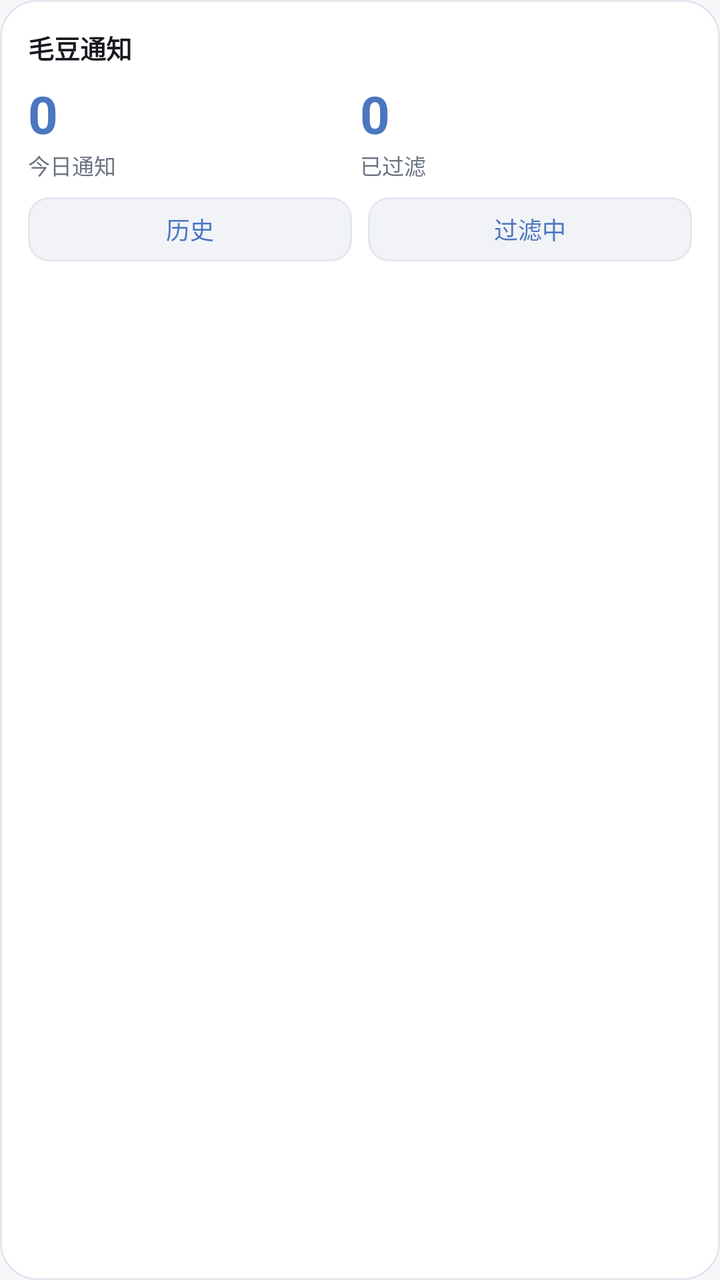
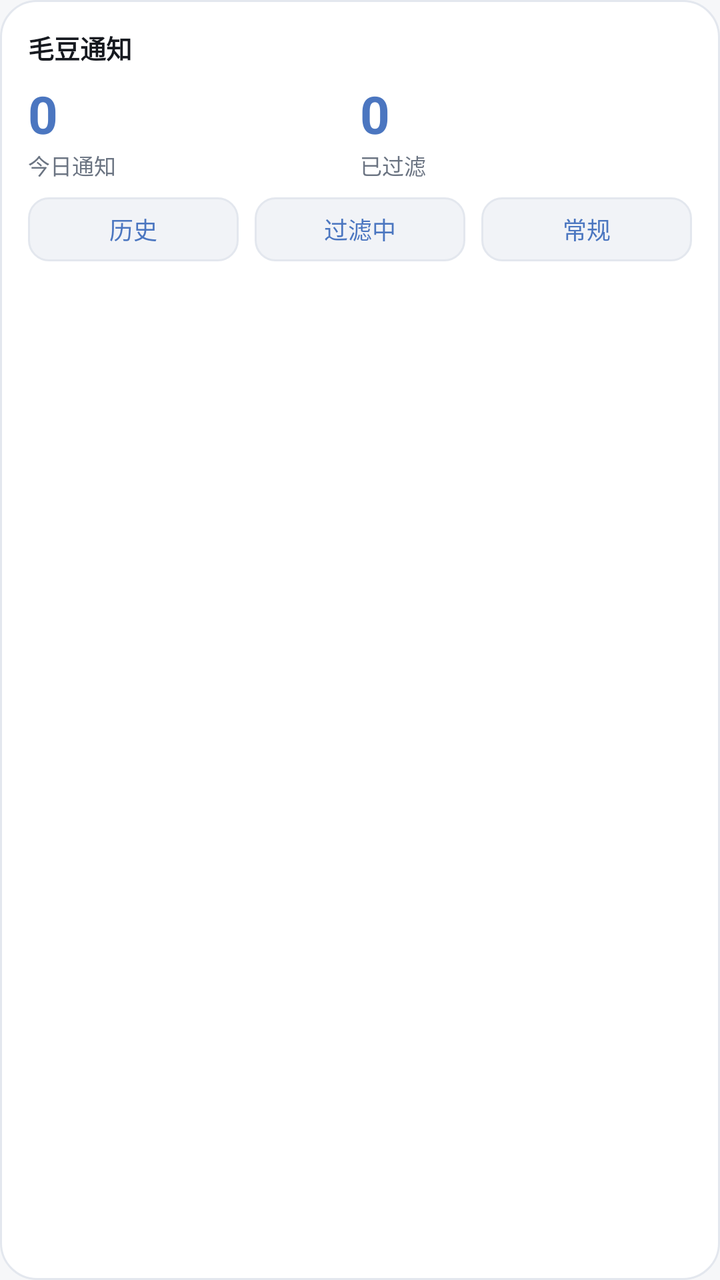

Two renders of the same Android screen: before a commit and after it. Below are the layout's source before the change and the commit's diff.
<!-- AndroidManifest.xml: application theme Theme.MaodouNotify -->
<!-- res/layout/widget_maodou.xml -->
<?xml version="1.0" encoding="utf-8"?>
<LinearLayout xmlns:android="http://schemas.android.com/apk/res/android"
    android:id="@+id/widget_root"
    android:layout_width="match_parent"
    android:layout_height="match_parent"
    android:orientation="vertical"
    android:background="@drawable/widget_bg"
    android:padding="14dp">

    <TextView
        android:id="@+id/widget_title"
        android:layout_width="wrap_content"
        android:layout_height="wrap_content"
        android:text="@string/app_name"
        android:textColor="@color/widget_text"
        android:textSize="13sp"
        android:textStyle="bold" />

    <LinearLayout
        android:layout_width="match_parent"
        android:layout_height="wrap_content"
        android:layout_marginTop="6dp"
        android:orientation="horizontal">

        <LinearLayout
            android:layout_width="0dp"
            android:layout_height="wrap_content"
            android:layout_weight="1"
            android:orientation="vertical">
            <TextView
                android:id="@+id/widget_today"
                android:layout_width="wrap_content"
                android:layout_height="wrap_content"
                android:text="0"
                android:textColor="@color/widget_accent"
                android:textSize="26sp"
                android:textStyle="bold" />
            <TextView
                android:id="@+id/widget_today_label"
                android:layout_width="wrap_content"
                android:layout_height="wrap_content"
                android:text="@string/widget_today"
                android:textColor="@color/widget_subtext"
                android:textSize="11sp" />
        </LinearLayout>

        <LinearLayout
            android:layout_width="0dp"
            android:layout_height="wrap_content"
            android:layout_weight="1"
            android:orientation="vertical">
            <TextView
                android:id="@+id/widget_filtered"
                android:layout_width="wrap_content"
                android:layout_height="wrap_content"
                android:text="0"
                android:textColor="@color/widget_accent"
                android:textSize="26sp"
                android:textStyle="bold" />
            <TextView
                android:id="@+id/widget_filtered_label"
                android:layout_width="wrap_content"
                android:layout_height="wrap_content"
                android:text="@string/widget_label_filtered"
                android:textColor="@color/widget_subtext"
                android:textSize="11sp" />
        </LinearLayout>
    </LinearLayout>

    <LinearLayout
        android:layout_width="match_parent"
        android:layout_height="wrap_content"
        android:layout_marginTop="8dp"
        android:orientation="horizontal">

        <TextView
            android:id="@+id/widget_btn_history"
            android:layout_width="0dp"
            android:layout_height="32dp"
            android:layout_weight="1"
            android:gravity="center"
            android:background="@drawable/widget_btn_bg"
            android:text="@string/tab_history"
            android:textColor="@color/widget_accent"
            android:textSize="12sp" />

        <TextView
            android:id="@+id/widget_btn_toggle"
            android:layout_width="0dp"
            android:layout_height="32dp"
            android:layout_weight="1"
            android:layout_marginStart="8dp"
            android:gravity="center"
            android:background="@drawable/widget_btn_bg"
            android:text="@string/widget_active"
            android:textColor="@color/widget_accent"
            android:textSize="12sp" />
    </LinearLayout>
</LinearLayout>
<!-- resources referenced by this layout -->
<resources>
  <color name="widget_accent">#4B76C0</color>
  <color name="widget_subtext">#6B7482</color>
  <color name="widget_text">#16191F</color>
  <!-- drawable widget_bg (drawable) -->
  <?xml version="1.0" encoding="utf-8"?>
  <shape xmlns:android="http://schemas.android.com/apk/res/android" android:shape="rectangle">
      <solid android:color="@color/widget_bg" />
      <corners android:radius="18dp" />
      <stroke android:width="1dp" android:color="@color/widget_outline" />
  </shape>
  <!-- drawable widget_btn_bg (drawable) -->
  <?xml version="1.0" encoding="utf-8"?>
  <shape xmlns:android="http://schemas.android.com/apk/res/android" android:shape="rectangle">
      <solid android:color="@color/widget_surface_alt" />
      <corners android:radius="10dp" />
      <stroke android:width="1dp" android:color="@color/widget_outline" />
  </shape>
  <string name="app_name">毛豆通知</string>
  <string name="tab_history">历史</string>
  <string name="widget_active">过滤中</string>
  <string name="widget_label_filtered">已过滤</string>
  <string name="widget_today">今日通知</string>
  <color name="widget_bg">#FFFFFF</color>
  <color name="widget_outline">#E3E7EE</color>
  <color name="widget_surface_alt">#F1F3F7</color>
  <color name="primary">#4B76C0</color>
  <color name="on_primary">#FFFFFF</color>
  <color name="primary_container">#EAF0FB</color>
  <color name="on_primary_container">#2F5598</color>
  <color name="surface">#FFFFFF</color>
  <color name="surface_alt">#F1F3F7</color>
  <color name="background">#F6F7F9</color>
  <color name="text_primary">#16191F</color>
  <color name="text_secondary">#6B7482</color>
  <color name="outline">#E3E7EE</color>
  <color name="badge_filtered_text">#BE3A2C</color>
  <color name="badge_filtered_bg">#FDEDEB</color>
  <color name="text_tertiary">#9AA3B0</color>
  <style name="ThemeOverlay.Maodou.Dialog" parent="ThemeOverlay.Material3.MaterialAlertDialog">
          <item name="colorSurface">@color/surface</item>
          <item name="colorSurfaceContainerLowest">@color/surface</item>
          <item name="colorSurfaceContainerLow">@color/surface</item>
          <item name="colorSurfaceContainer">@color/surface</item>
          <item name="colorSurfaceContainerHigh">@color/surface</item>
          <item name="colorSurfaceContainerHighest">@color/surface_alt</item>
          <item name="colorOnSurface">@color/text_primary</item>
          <item name="colorOnSurfaceVariant">@color/text_secondary</item>
          <item name="colorPrimary">@color/primary</item>
          <item name="colorOnPrimaryContainer">@color/on_primary_container</item>
      </style>
  <!-- unchanged entries left out for length: 1 -->
</resources>

<!-- the commit's change to res/layout/widget_maodou.xml (unified diff, before → after) -->
@@ -95,5 +95,17 @@
             android:text="@string/widget_active"
             android:textColor="@color/widget_accent"
             android:textSize="12sp" />
+
+        <TextView
+            android:id="@+id/widget_btn_scene"
+            android:layout_width="0dp"
+            android:layout_height="32dp"
+            android:layout_weight="1"
+            android:layout_marginStart="8dp"
+            android:gravity="center"
+            android:background="@drawable/widget_btn_bg"
+            android:text="@string/scene_off"
+            android:textColor="@color/widget_accent"
+            android:textSize="12sp" />
     </LinearLayout>
 </LinearLayout>
<!-- resource entries referenced after the edit -->
@@ -18,6 +18,7 @@
       <stroke android:width="1dp" android:color="@color/widget_outline" />
   </shape>
   <string name="app_name">毛豆通知</string>
+  <string name="scene_off">常规</string>
   <string name="tab_history">历史</string>
   <string name="widget_active">过滤中</string>
   <string name="widget_label_filtered">已过滤</string>
